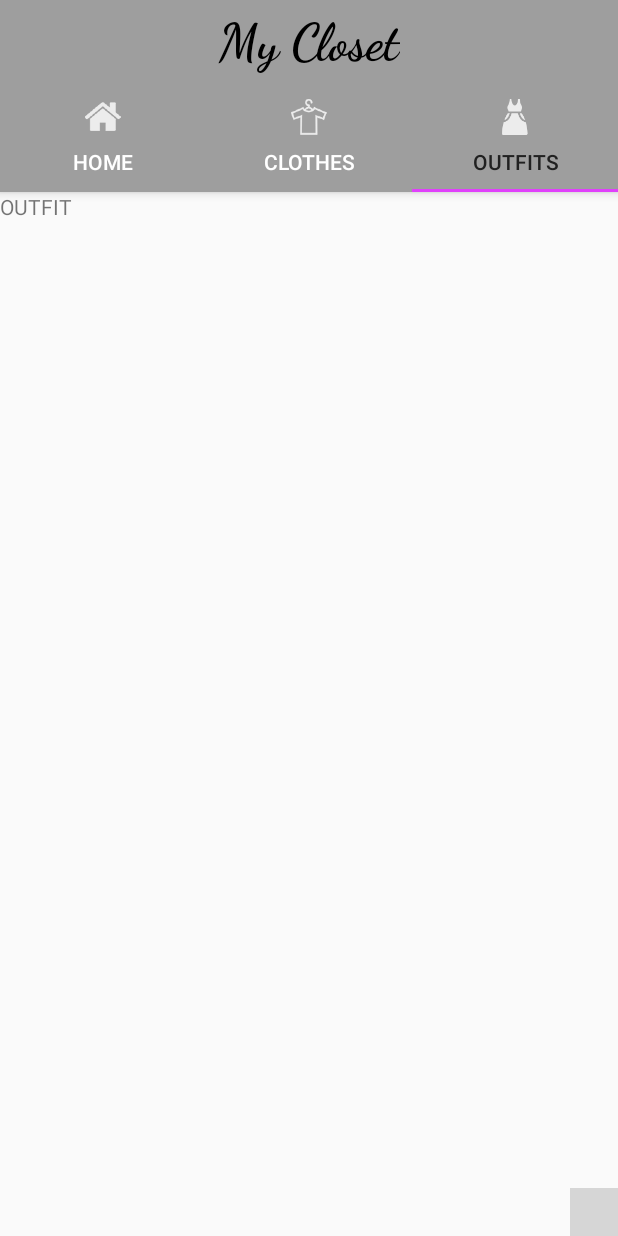
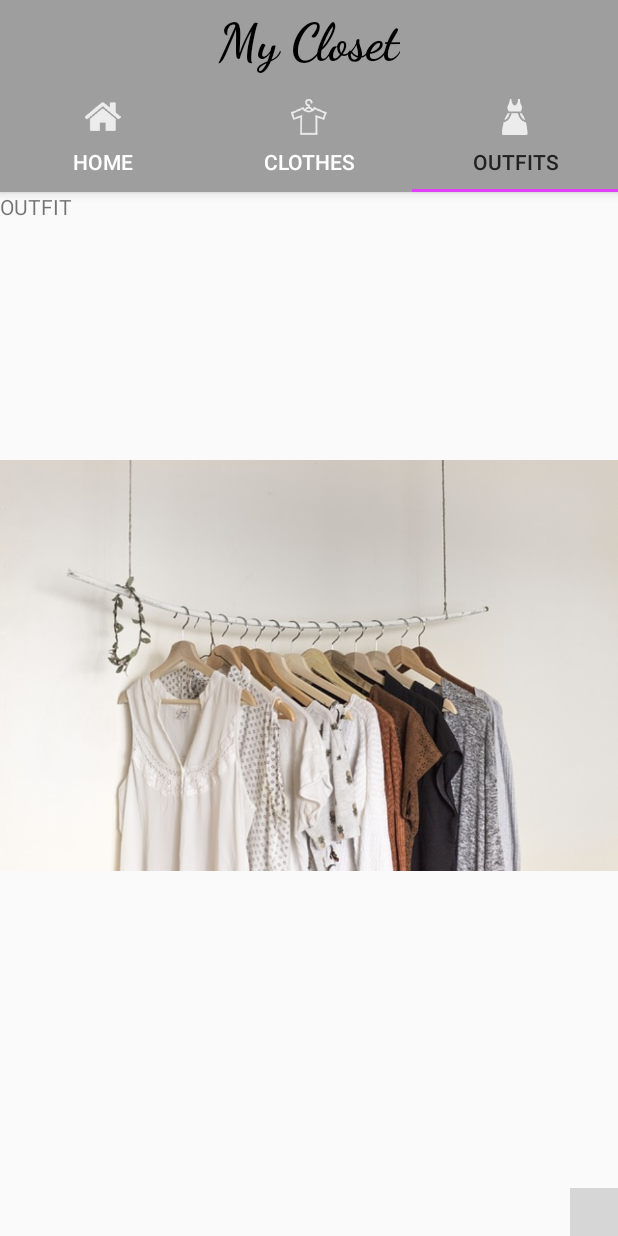
Before and after one commit to GraceToa/My-Closet, an Android app: the screen it shows after launch (MainActivity), tab 3 chosen, on a phone screen of 412 x 824 dp. Run offline under Robolectric (Android 15) with nearby library versions, the phone set to English and light mode, and no system bars; libraries missing offline, so code that uses them is left out: io.github.yavski.fabspeeddial, io.realm; plain views replace FabSpeedDial; 22 statements that could not run were skipped; grey boxes are pictures that could not be loaded.

Commit message:
fixed width pager

```diff
--- a/app/src/main/res/layout/activity_main.xml
+++ b/app/src/main/res/layout/activity_main.xml
@@ -5,8 +5,6 @@
     xmlns:app="http://schemas.android.com/apk/res-auto"
     android:layout_width="match_parent"
     android:layout_height="match_parent"
-    xmlns:fab="http://schemas.android.com/apk/res-auto"
-
     tools:context=".activities.MainActivity">
 
     <com.google.android.material.appbar.AppBarLayout
@@ -14,7 +12,6 @@
         android:layout_width="match_parent"
         android:layout_height="wrap_content"
         android:theme="@style/ThemeOverlay.AppCompat.Dark.ActionBar">
-
 
 
         <include android:id="@+id/toolbar_main"
@@ -61,7 +58,7 @@
 
     <androidx.viewpager.widget.ViewPager
         android:id="@+id/viewPager"
-        android:layout_width="376dp"
+        android:layout_width="match_parent"
         android:layout_height="631dp"
         android:layout_below="@+id/barLayout"
 
--- a/app/src/main/res/layout/fragment_outfit.xml
+++ b/app/src/main/res/layout/fragment_outfit.xml
@@ -11,4 +11,9 @@
         android:layout_height="match_parent"
         android:text="OUTFIT" />
 
+    <ImageView
+        android:layout_width="match_parent"
+        android:layout_height="match_parent"
+        android:src="@drawable/dresses"/>
+
 </FrameLayout>
```
